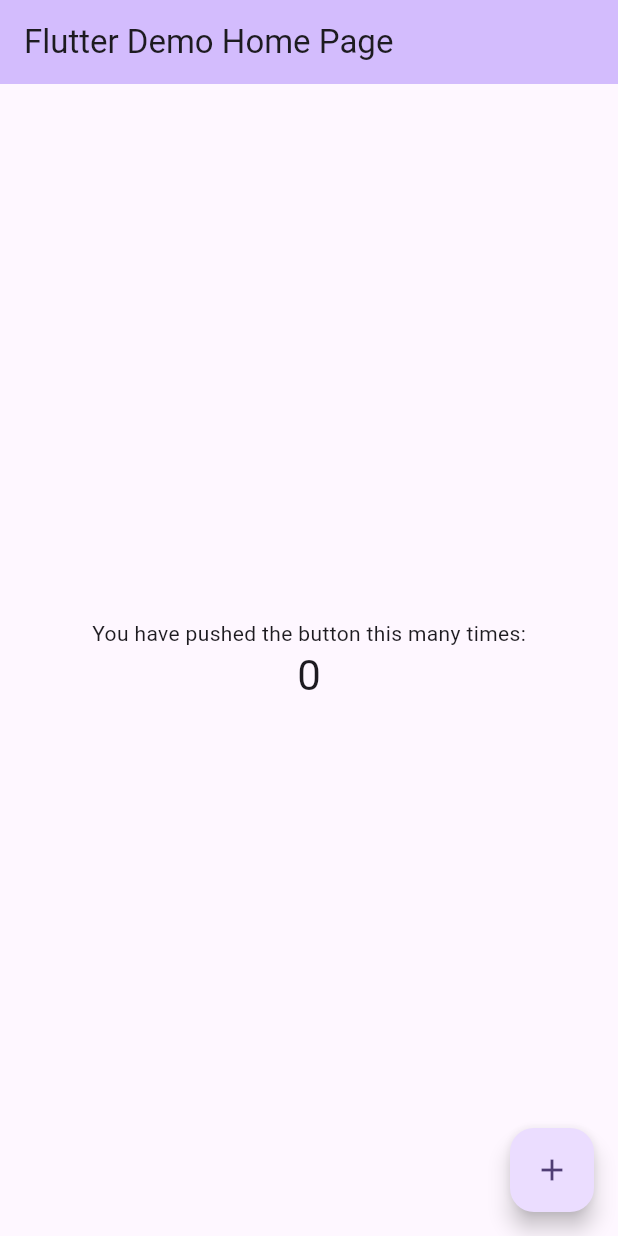
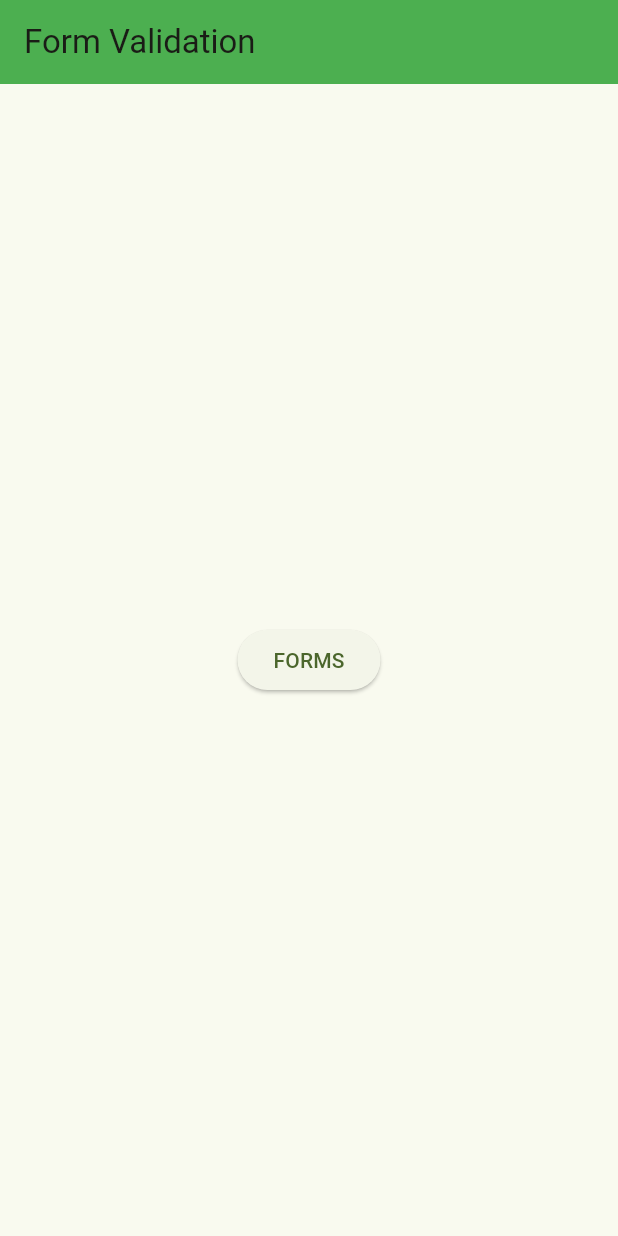
Before and after one commit to Mohsin0700/Flutter-Form-Validation, a Flutter app: the screen it shows after launch, on a phone screen of 412 x 824 dp. Run offline on Flutter 3.47's test engine with Material 3 defaults, Android fonts, the phone set to English and light mode, and no system bars.

Commit message:
Files are updated

```diff
--- a/lib/main.dart
+++ b/lib/main.dart
@@ -1,4 +1,5 @@
 import 'package:flutter/material.dart';
+import 'package:forms/screens/login.dart';
 
 void main() {
   runApp(const MyApp());
@@ -7,116 +8,38 @@ void main() {
 class MyApp extends StatelessWidget {
   const MyApp({super.key});
 
-  // This widget is the root of your application.
   @override
   Widget build(BuildContext context) {
     return MaterialApp(
-      title: 'Flutter Demo',
+      debugShowCheckedModeBanner: false,
+      home: Homepage(),
       theme: ThemeData(
-        // This is the theme of your application.
-        //
-        // TRY THIS: Try running your application with "flutter run". You'll see
-        // the application has a purple toolbar. Then, without quitting the app,
-        // try changing the seedColor in the colorScheme below to Colors.green
-        // and then invoke "hot reload" (save your changes or press the "hot
-        // reload" button in a Flutter-supported IDE, or press "r" if you used
-        // the command line to start the app).
-        //
-        // Notice that the counter didn't reset back to zero; the application
-        // state is not lost during the reload. To reset the state, use hot
-        // restart instead.
-        //
-        // This works for code too, not just values: Most code changes can be
-        // tested with just a hot reload.
-        colorScheme: ColorScheme.fromSeed(seedColor: Colors.deepPurple),
+        appBarTheme: AppBarTheme(backgroundColor: Colors.green),
+        useMaterial3: true,
+        colorScheme: ColorScheme.fromSeed(seedColor: Colors.lightGreenAccent),
       ),
-      home: const MyHomePage(title: 'Flutter Demo Home Page'),
     );
   }
 }
 
-class MyHomePage extends StatefulWidget {
-  const MyHomePage({super.key, required this.title});
-
-  // This widget is the home page of your application. It is stateful, meaning
-  // that it has a State object (defined below) that contains fields that affect
-  // how it looks.
-
-  // This class is the configuration for the state. It holds the values (in this
-  // case the title) provided by the parent (in this case the App widget) and
-  // used by the build method of the State. Fields in a Widget subclass are
-  // always marked "final".
-
-  final String title;
-
-  @override
-  State<MyHomePage> createState() => _MyHomePageState();
-}
-
-class _MyHomePageState extends State<MyHomePage> {
-  int _counter = 0;
-
-  void _incrementCounter() {
-    setState(() {
-      // This call to setState tells the Flutter framework that something has
-      // changed in this State, which causes it to rerun the build method below
-      // so that the display can reflect the updated values. If we changed
-      // _counter without calling setState(), then the build method would not be
-      // called again, and so nothing would appear to happen.
-      _counter++;
-    });
-  }
+class Homepage extends StatelessWidget {
+  const Homepage({super.key});
 
   @override
   Widget build(BuildContext context) {
-    // This method is rerun every time setState is called, for instance as done
-    // by the _incrementCounter method above.
-    //
-    // The Flutter framework has been optimized to make rerunning build methods
-    // fast, so that you can just rebuild anything that needs updating rather
-    // than having to individually change instances of widgets.
     return Scaffold(
-      appBar: AppBar(
-        // TRY THIS: Try changing the color here to a specific color (to
-        // Colors.amber, perhaps?) and trigger a hot reload to see the AppBar
-        // change color while the other colors stay the same.
-        backgroundColor: Theme.of(context).colorScheme.inversePrimary,
-        // Here we take the value from the MyHomePage object that was created by
-        // the App.build method, and use it to set our appbar title.
-        title: Text(widget.title),
-      ),
+      appBar: AppBar(title: Text("Form Validation")),
       body: Center(
-        // Center is a layout widget. It takes a single child and positions it
-        // in the middle of the parent.
-        child: Column(
-          // Column is also a layout widget. It takes a list of children and
-          // arranges them vertically. By default, it sizes itself to fit its
-          // children horizontally, and tries to be as tall as its parent.
-          //
-          // Column has various properties to control how it sizes itself and
-          // how it positions its children. Here we use mainAxisAlignment to
-          // center the children vertically; the main axis here is the vertical
-          // axis because Columns are vertical (the cross axis would be
-          // horizontal).
-          //
-          // TRY THIS: Invoke "debug painting" (choose the "Toggle Debug Paint"
-          // action in the IDE, or press "p" in the console), to see the
-          // wireframe for each widget.
-          mainAxisAlignment: MainAxisAlignment.center,
-          children: <Widget>[
-            const Text('You have pushed the button this many times:'),
-            Text(
-              '$_counter',
-              style: Theme.of(context).textTheme.headlineMedium,
-            ),
-          ],
+        child: ElevatedButton(
+          onPressed: () {
+            Navigator.push(
+              context,
+              MaterialPageRoute(builder: (context) => Login()),
+            );
+          },
+          child: Text("FORMS"),
         ),
       ),
-      floatingActionButton: FloatingActionButton(
-        onPressed: _incrementCounter,
-        tooltip: 'Increment',
-        child: const Icon(Icons.add),
-      ), // This trailing comma makes auto-formatting nicer for build methods.
     );
   }
 }
```
Also changed, not shown: lib/screens/login.dart (added, +111 -0 lines), lib/screens/register.dart (added, +64 -0 lines).
